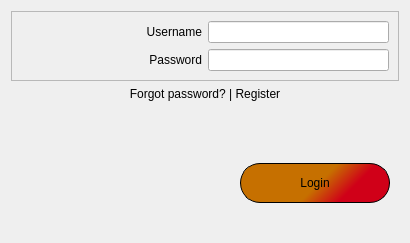
First picture: the form in MyCovidRecord/login.ui, repository gagabon501/cs106-2, before the edit.
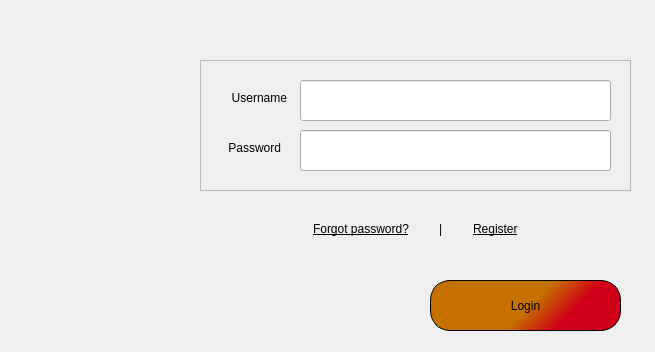
Second picture: the form after the edit. Icons and pictures are not drawn.

What changed in the file:
```diff
--- a/MyCovidRecord/login.ui
+++ b/MyCovidRecord/login.ui
@@ -6,33 +6,46 @@
    <rect>
     <x>0</x>
     <y>0</y>
-    <width>410</width>
-    <height>243</height>
+    <width>655</width>
+    <height>352</height>
    </rect>
   </property>
   <property name="windowTitle">
    <string>Login</string>
   </property>
-  <layout class="QVBoxLayout" name="verticalLayout_2">
-   <item>
     <widget class="QFrame" name="frame_2">
+   <property name="geometry">
+    <rect>
+     <x>200</x>
+     <y>60</y>
+     <width>431</width>
+     <height>131</height>
+    </rect>
+   </property>
      <property name="sizePolicy">
       <sizepolicy hsizetype="Preferred" vsizetype="Maximum">
        <horstretch>0</horstretch>
        <verstretch>0</verstretch>
       </sizepolicy>
      </property>
+   <property name="styleSheet">
+    <string notr="true"/>
+   </property>
      <property name="frameShape">
       <enum>QFrame::StyledPanel</enum>
      </property>
      <property name="frameShadow">
       <enum>QFrame::Raised</enum>
      </property>
-     <layout class="QVBoxLayout" name="verticalLayout">
-      <item>
-       <layout class="QHBoxLayout" name="horizontalLayout">
-        <item>
          <widget class="QLabel" name="label_2">
+    <property name="geometry">
+     <rect>
+      <x>20</x>
+      <y>30</y>
+      <width>67</width>
+      <height>16</height>
+     </rect>
+    </property>
           <property name="sizePolicy">
            <sizepolicy hsizetype="Preferred" vsizetype="Maximum">
             <horstretch>0</horstretch>
@@ -46,9 +59,15 @@
            <set>Qt::AlignRight|Qt::AlignTrailing|Qt::AlignVCenter</set>
           </property>
          </widget>
-        </item>
-        <item>
          <widget class="QLineEdit" name="lineEdit_username">
+    <property name="geometry">
+     <rect>
+      <x>100</x>
+      <y>20</y>
+      <width>311</width>
+      <height>41</height>
+     </rect>
+    </property>
           <property name="sizePolicy">
            <sizepolicy hsizetype="Preferred" vsizetype="Maximum">
             <horstretch>0</horstretch>
@@ -56,13 +75,15 @@
            </sizepolicy>
           </property>
          </widget>
-        </item>
-       </layout>
-      </item>
-      <item>
-       <layout class="QHBoxLayout" name="horizontalLayout_2">
-        <item>
          <widget class="QLabel" name="label_username">
+    <property name="geometry">
+     <rect>
+      <x>20</x>
+      <y>80</y>
+      <width>61</width>
+      <height>16</height>
+     </rect>
+    </property>
           <property name="sizePolicy">
            <sizepolicy hsizetype="Preferred" vsizetype="Maximum">
             <horstretch>0</horstretch>
@@ -76,9 +97,15 @@
            <set>Qt::AlignRight|Qt::AlignTrailing|Qt::AlignVCenter</set>
           </property>
          </widget>
-        </item>
-        <item>
          <widget class="QLineEdit" name="lineEdit_password">
+    <property name="geometry">
+     <rect>
+      <x>100</x>
+      <y>70</y>
+      <width>311</width>
+      <height>41</height>
+     </rect>
+    </property>
           <property name="sizePolicy">
            <sizepolicy hsizetype="Preferred" vsizetype="Maximum">
             <horstretch>0</horstretch>
@@ -89,43 +116,16 @@
            <enum>QLineEdit::Password</enum>
           </property>
          </widget>
-        </item>
-       </layout>
-      </item>
-     </layout>
-    </widget>
-   </item>
-   <item>
-    <widget class="QLabel" name="label_4">
-     <property name="sizePolicy">
-      <sizepolicy hsizetype="Preferred" vsizetype="Maximum">
-       <horstretch>0</horstretch>
-       <verstretch>0</verstretch>
-      </sizepolicy>
-     </property>
-     <property name="text">
-      <string>Forgot password? | Register</string>
-     </property>
-     <property name="alignment">
-      <set>Qt::AlignCenter</set>
-     </property>
-    </widget>
-   </item>
-   <item>
-    <spacer name="verticalSpacer">
-     <property name="orientation">
-      <enum>Qt::Vertical</enum>
-     </property>
-     <property name="sizeHint" stdset="0">
-      <size>
-       <width>20</width>
-       <height>40</height>
-      </size>
-     </property>
-    </spacer>
-   </item>
-   <item>
+  </widget>
     <widget class="QFrame" name="frame">
+   <property name="geometry">
+    <rect>
+     <x>9</x>
+     <y>284</y>
+     <width>201</width>
+     <height>71</height>
+    </rect>
+   </property>
      <property name="sizePolicy">
       <sizepolicy hsizetype="Preferred" vsizetype="Maximum">
        <horstretch>0</horstretch>
@@ -144,22 +144,125 @@
      <property name="lineWidth">
       <number>0</number>
      </property>
-     <layout class="QHBoxLayout" name="horizontalLayout_3">
+   <layout class="QHBoxLayout" name="horizontalLayout_3"/>
+  </widget>
+  <widget class="QLabel" name="label_Status">
+   <property name="geometry">
+    <rect>
+     <x>9</x>
+     <y>415</y>
+     <width>16</width>
+     <height>16</height>
+    </rect>
+   </property>
+   <property name="sizePolicy">
+    <sizepolicy hsizetype="Preferred" vsizetype="Maximum">
+     <horstretch>0</horstretch>
+     <verstretch>0</verstretch>
+    </sizepolicy>
+   </property>
+   <property name="text">
+    <string/>
+   </property>
+  </widget>
+  <widget class="QFrame" name="frame_3">
+   <property name="geometry">
+    <rect>
+     <x>280</x>
+     <y>210</y>
+     <width>271</width>
+     <height>38</height>
+    </rect>
+   </property>
+   <property name="sizePolicy">
+    <sizepolicy hsizetype="Preferred" vsizetype="Maximum">
+     <horstretch>0</horstretch>
+     <verstretch>0</verstretch>
+    </sizepolicy>
+   </property>
+   <property name="styleSheet">
+    <string notr="true">border: 0;</string>
+   </property>
+   <property name="frameShape">
+    <enum>QFrame::StyledPanel</enum>
+   </property>
+   <property name="frameShadow">
+    <enum>QFrame::Raised</enum>
+   </property>
+   <layout class="QVBoxLayout" name="verticalLayout_3">
       <item>
-       <spacer name="horizontalSpacer">
-        <property name="orientation">
-         <enum>Qt::Horizontal</enum>
+     <layout class="QHBoxLayout" name="horizontalLayout_4">
+      <item>
+       <widget class="QLabel" name="label_forgotPassword">
+        <property name="sizePolicy">
+         <sizepolicy hsizetype="Maximum" vsizetype="Maximum">
+          <horstretch>0</horstretch>
+          <verstretch>0</verstretch>
+         </sizepolicy>
         </property>
-        <property name="sizeHint" stdset="0">
-         <size>
-          <width>0</width>
-          <height>0</height>
-         </size>
+        <property name="font">
+         <font>
+          <underline>true</underline>
+         </font>
         </property>
-       </spacer>
+        <property name="cursor">
+         <cursorShape>OpenHandCursor</cursorShape>
+        </property>
+        <property name="text">
+         <string>Forgot password?</string>
+        </property>
+        <property name="alignment">
+         <set>Qt::AlignCenter</set>
+        </property>
+       </widget>
       </item>
       <item>
+       <widget class="QLabel" name="label">
+        <property name="sizePolicy">
+         <sizepolicy hsizetype="Maximum" vsizetype="Maximum">
+          <horstretch>0</horstretch>
+          <verstretch>0</verstretch>
+         </sizepolicy>
+        </property>
+        <property name="text">
+         <string>|</string>
+        </property>
+       </widget>
+      </item>
+      <item>
+       <widget class="QLabel" name="label_Register">
+        <property name="sizePolicy">
+         <sizepolicy hsizetype="Maximum" vsizetype="Maximum">
+          <horstretch>0</horstretch>
+          <verstretch>0</verstretch>
+         </sizepolicy>
+        </property>
+        <property name="font">
+         <font>
+          <underline>true</underline>
+         </font>
+        </property>
+        <property name="cursor">
+         <cursorShape>OpenHandCursor</cursorShape>
+        </property>
+        <property name="text">
+         <string>Register</string>
+        </property>
+       </widget>
+      </item>
+     </layout>
+    </item>
+   </layout>
+  </widget>
        <widget class="QPushButton" name="pushButton">
+   <property name="geometry">
+    <rect>
+     <x>430</x>
+     <y>280</y>
+     <width>191</width>
+     <height>51</height>
+    </rect>
+   </property>
         <property name="sizePolicy">
          <sizepolicy hsizetype="Preferred" vsizetype="Preferred">
           <horstretch>0</horstretch>
@@ -168,14 +271,14 @@
         </property>
         <property name="minimumSize">
          <size>
-          <width>150</width>
-          <height>40</height>
+     <width>0</width>
+     <height>0</height>
          </size>
         </property>
         <property name="maximumSize">
          <size>
-          <width>130</width>
-          <height>40</height>
+     <width>400</width>
+     <height>100</height>
          </size>
         </property>
         <property name="cursor">
@@ -190,24 +293,47 @@
          <string>Login</string>
         </property>
        </widget>
-      </item>
-     </layout>
-    </widget>
-   </item>
-   <item>
-    <widget class="QLabel" name="label_Status">
-     <property name="sizePolicy">
-      <sizepolicy hsizetype="Preferred" vsizetype="Maximum">
-       <horstretch>0</horstretch>
-       <verstretch>0</verstretch>
-      </sizepolicy>
-     </property>
+  <widget class="QLabel" name="label_logo">
+   <property name="geometry">
+    <rect>
+     <x>20</x>
+     <y>40</y>
+     <width>161</width>
+     <height>181</height>
+    </rect>
+   </property>
+   <property name="text">
+    <string/>
+   </property>
+   <property name="pixmap">
+    <pixmap resource="resources/mycovidrecord.qrc">:/images/images/5810431-03.png</pixmap>
+   </property>
+   <property name="alignment">
+    <set>Qt::AlignCenter</set>
+   </property>
+  </widget>
+  <widget class="QLabel" name="label_ErrorMsg">
+   <property name="geometry">
+    <rect>
+     <x>20</x>
+     <y>250</y>
+     <width>301</width>
+     <height>41</height>
+    </rect>
+   </property>
+   <property name="font">
+    <font>
+     <family>Raleway</family>
+     <pointsize>9</pointsize>
+    </font>
+   </property>
+   <property name="styleSheet">
+    <string notr="true"/>
+   </property>
      <property name="text">
       <string/>
      </property>
     </widget>
-   </item>
-  </layout>
  </widget>
  <resources/>
  <connections/>
```
Left out of the diff: 4 changed lines with no effect on the pictures. Lines whose indentation alone changed are shown as unchanged.
